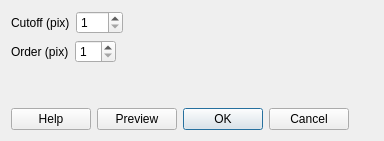
Qt form butterworthdialog.ui (mbobowsk/DarQwin) before a commit.
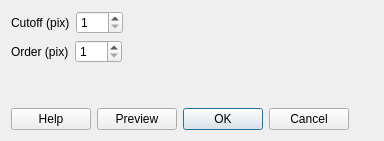
The same form after that commit.

```diff
--- a/butterworthdialog.ui
+++ b/butterworthdialog.ui
@@ -50,7 +50,7 @@
         <number>1</number>
        </property>
        <property name="maximum">
-        <number>10</number>
+        <number>100</number>
        </property>
       </widget>
      </item>
```
